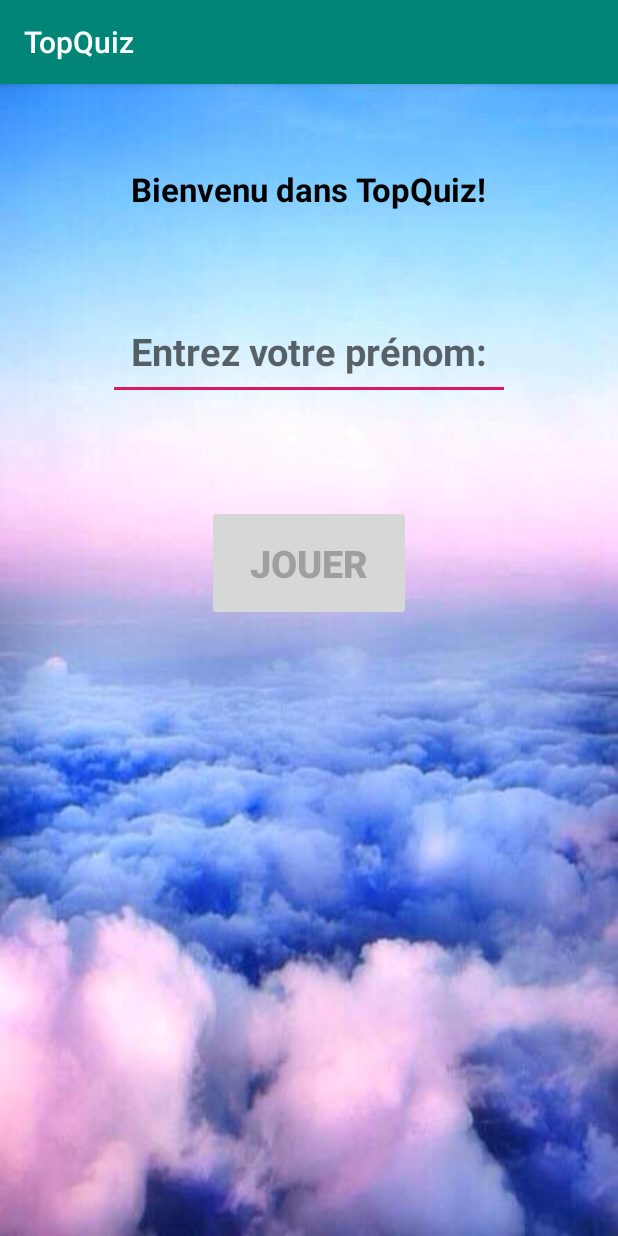
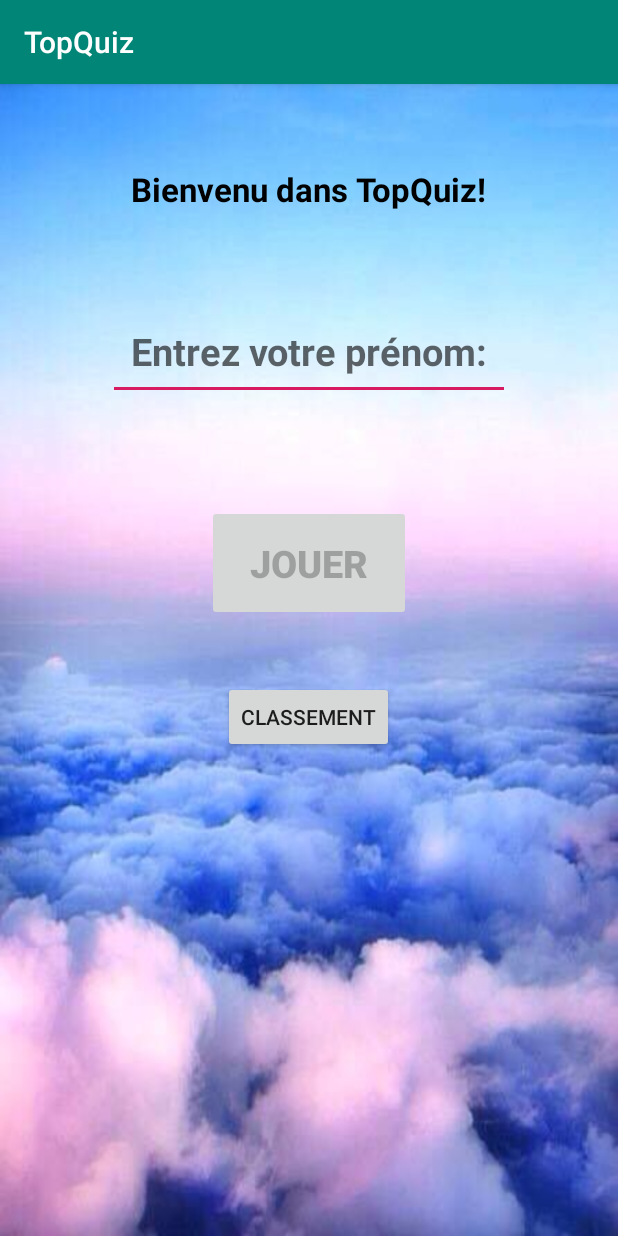
Before and after one commit to matteovaccari/TopQuiz, an Android app: the screen it shows after launch (MainActivity), on a phone screen of 412 x 824 dp. Run offline under Robolectric (Android 15) with nearby library versions, the phone set to English and light mode, and no system bars.

Commit message:
added ladderbord button to layout

```diff
--- a/app/src/main/res/layout/activity_main.xml
+++ b/app/src/main/res/layout/activity_main.xml
@@ -7,9 +7,6 @@
     android:orientation="vertical"
     tools:context="controller.MainActivity"
     android:background="@drawable/background_1">
-
-
-
 
     <TextView
         android:id="@+id/activity_main_greeting_txt"
@@ -48,4 +45,12 @@
         android:text="JOUER"
         android:textSize="25sp"
         android:textStyle="bold" />
+
+    <Button
+        android:id="@+id/activity_main_ladderbord"
+        android:layout_width="wrap_content"
+        android:layout_height="wrap_content"
+        android:layout_gravity="center"
+        android:text="Classement"
+        />
 </LinearLayout>
```
